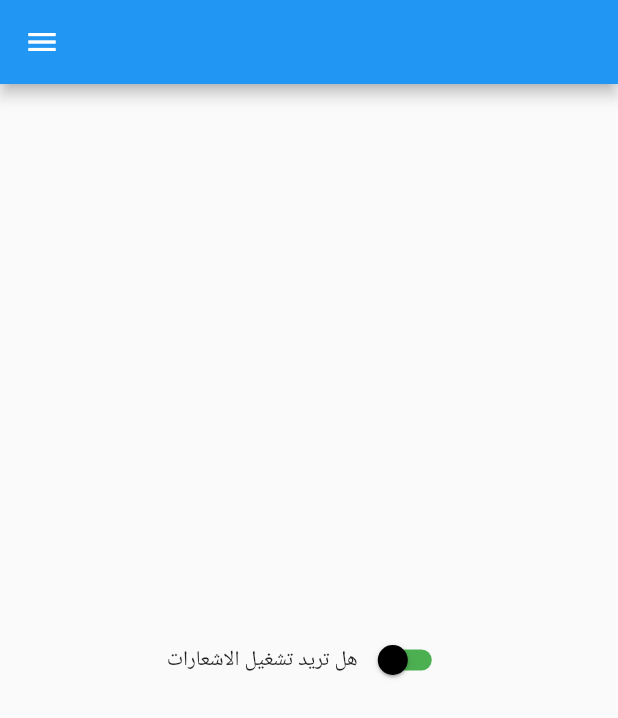
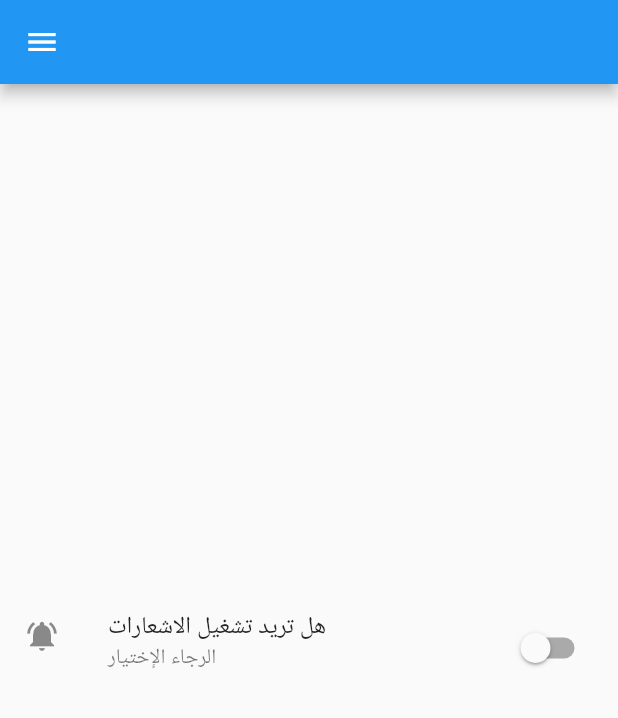
Before and after one commit to fredj789/Programming-Code-Flutter-from-Widget-CercleAvar, a Flutter app: the screen it shows after launch, on a phone screen of 412 x 824 dp. Shown: the top 718 px of the screen. Run offline on Flutter 3.47's test engine with Material 2 defaults, Android fonts, the phone set to English and light mode, and no system bars.

```diff
--- a/lib/radios.dart
+++ b/lib/radios.dart
@@ -15,23 +15,18 @@ class _PageRState extends State<PageR> {
       appBar: AppBar(),
       drawer: Drawer(),
       body: Center(
-          child: Row(
-            mainAxisAlignment: MainAxisAlignment.center,
-            children: [
-              Text("هل تريد تشغيل الاشعارات "),
-              Switch(
-                  activeColor: Colors.red,
-                  activeTrackColor: Colors.blue,
-                  inactiveThumbColor: Colors.black,
-                  inactiveTrackColor: Colors.green,
+          child: SwitchListTile(
+              title: Text("هل تريد تشغيل الاشعارات "),
+              subtitle: Text("الرجاء الإختيار "),
+              isThreeLine: true,
+              secondary: Icon(Icons.notifications_active),
+              controlAffinity: ListTileControlAffinity.trailing,
               value: notify,
               onChanged: (val) {
                 setState(() {
                   notify = val;
                 });
-                  })
-            ],
-          ),
-        ));
+              })),
+    );
   }
 }
```
Lines whose indentation alone changed are shown as unchanged.
